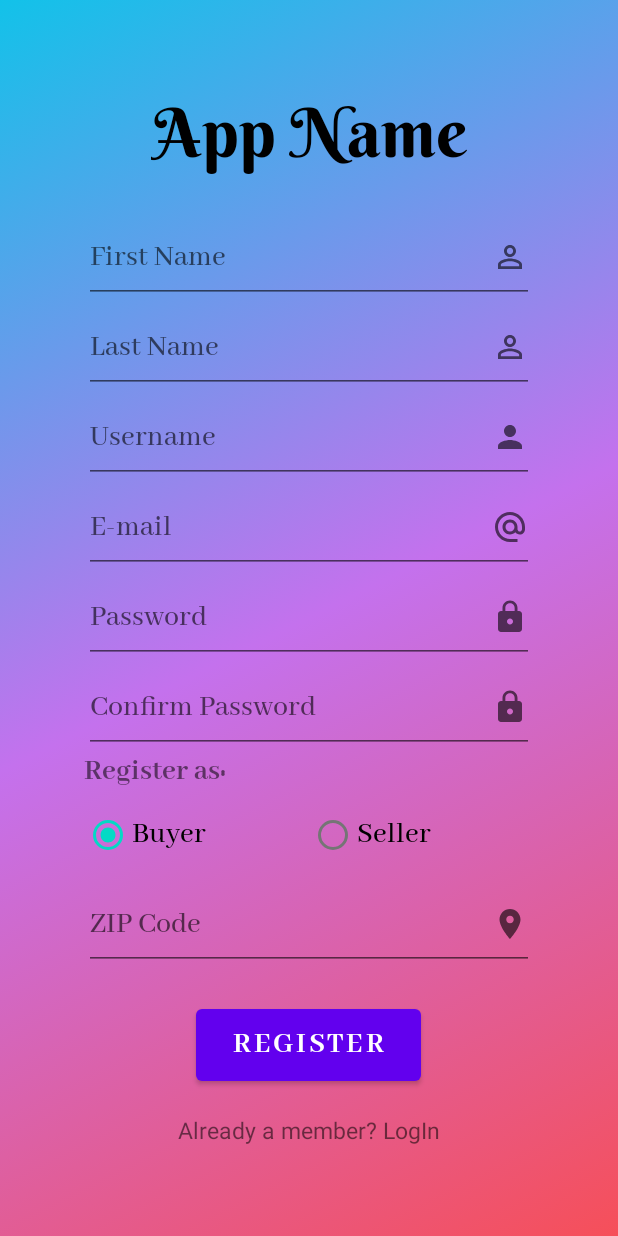
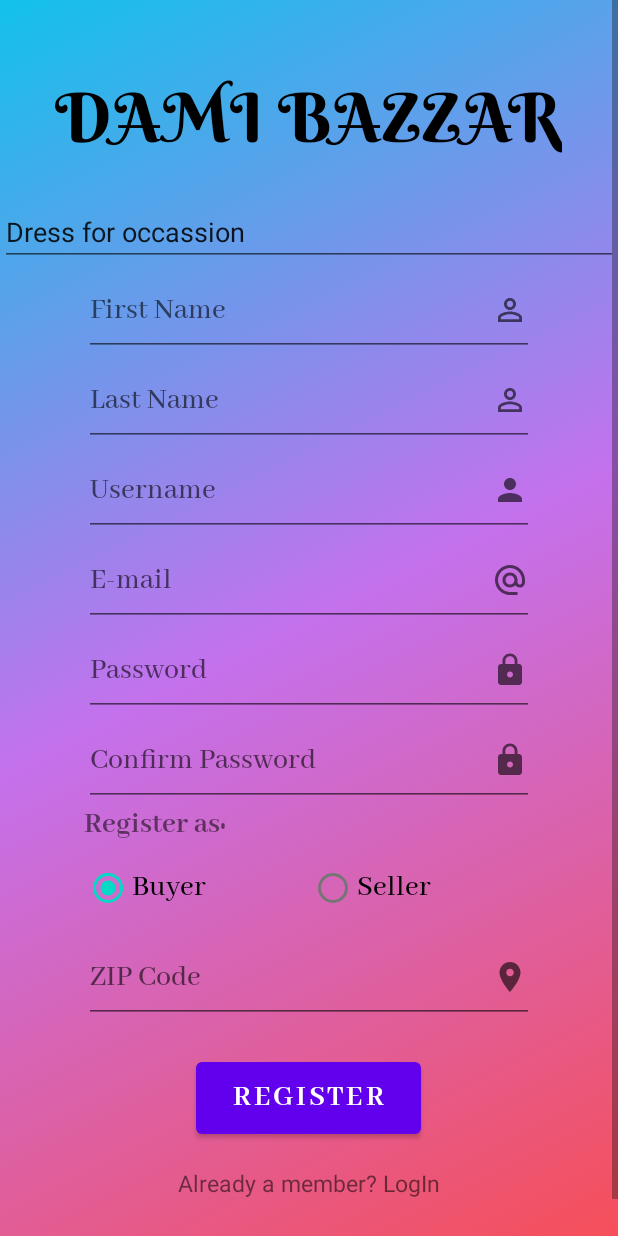
Before and after one commit to CS-370-Aplus/Aplus, an Android app: the layout fragment_register.xml on its own in the app's theme, with its tools: preview values and no code run, on a phone screen of 412 x 824 dp. Run offline under Robolectric (Android 15) with nearby library versions, the phone set to English and light mode, and no system bars.

Commit message:
niraj(registration methods created)

```diff
--- a/app/src/main/res/layout/fragment_register.xml
+++ b/app/src/main/res/layout/fragment_register.xml
@@ -16,19 +16,19 @@
         app:layout_constraintHorizontal_bias="0.0"
         app:layout_constraintStart_toStartOf="parent"
         app:layout_constraintTop_toTopOf="parent"
-        app:layout_constraintVertical_bias="1.0">
+        app:layout_constraintVertical_bias="0.0">
 
         <LinearLayout
             android:id="@+id/register_layout"
             android:layout_width="match_parent"
             android:layout_height="wrap_content"
+            android:clickable="true"
+            android:focusableInTouchMode="true"
             android:gravity="center|center_horizontal"
             android:orientation="vertical"
             android:paddingTop="50sp"
             android:paddingBottom="50sp"
-            android:verticalScrollbarPosition="defaultPosition"
-            android:clickable="true"
-            android:focusableInTouchMode="true">
+            android:verticalScrollbarPosition="defaultPosition">
 
             <TextView
                 android:id="@+id/appTitle"
@@ -36,13 +36,23 @@
                 android:layout_height="wrap_content"
                 android:layout_marginBottom="25dp"
                 android:fontFamily="@font/berkshire_swash"
-                android:text="@string/app_title"
+                android:text="DAMI BAZZAR"
                 android:textColor="@color/black"
                 android:textSize="45sp"
                 app:layout_constraintBottom_toTopOf="@+id/login_email"
                 app:layout_constraintEnd_toEndOf="parent"
                 app:layout_constraintStart_toStartOf="parent"
                 app:layout_constraintTop_toTopOf="parent" />
+
+            <EditText
+                android:layout_width="match_parent"
+                android:layout_height="wrap_content"
+                android:text="Dress for occassion"
+                app:layout_constraintTop_toBottomof="@+id/appTitle">
+
+            </EditText>
+
+
 
             <EditText
                 android:id="@+id/login_firstname"
@@ -125,9 +135,9 @@
                     android:id="@+id/sellerRadioBtn"
                     android:layout_width="150dp"
                     android:layout_height="60dp"
+                    android:fontFamily="@font/abhaya_libre_medium"
                     android:text="@string/seller"
-                    android:fontFamily="@font/abhaya_libre_medium"
-                    android:textSize="20sp"/>
+                    android:textSize="20sp" />
 
             </RadioGroup>
 
@@ -146,9 +156,9 @@
                 android:layout_height="wrap_content"
                 android:layout_marginTop="20sp"
                 android:height="60dp"
+                android:fontFamily="@font/abhaya_libre_bold"
                 android:text="@string/register"
-                android:fontFamily="@font/abhaya_libre_bold"
-                android:textSize="20sp"/>
+                android:textSize="20sp" />
 
             <TextView
                 android:id="@+id/goLogin"
```
